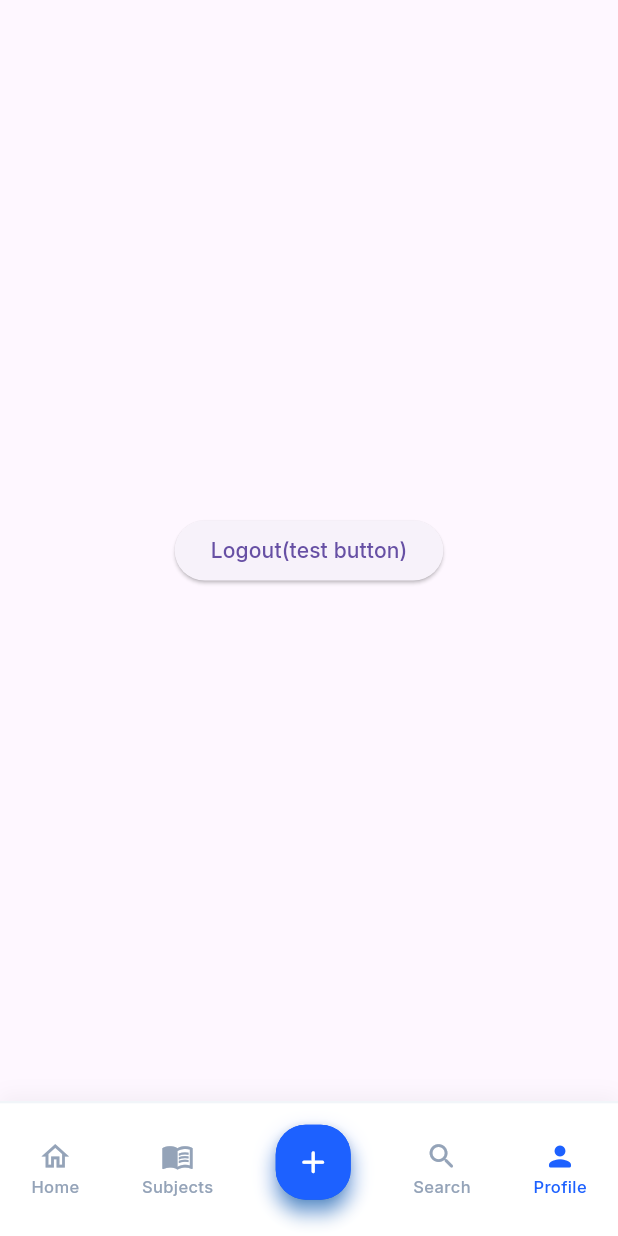
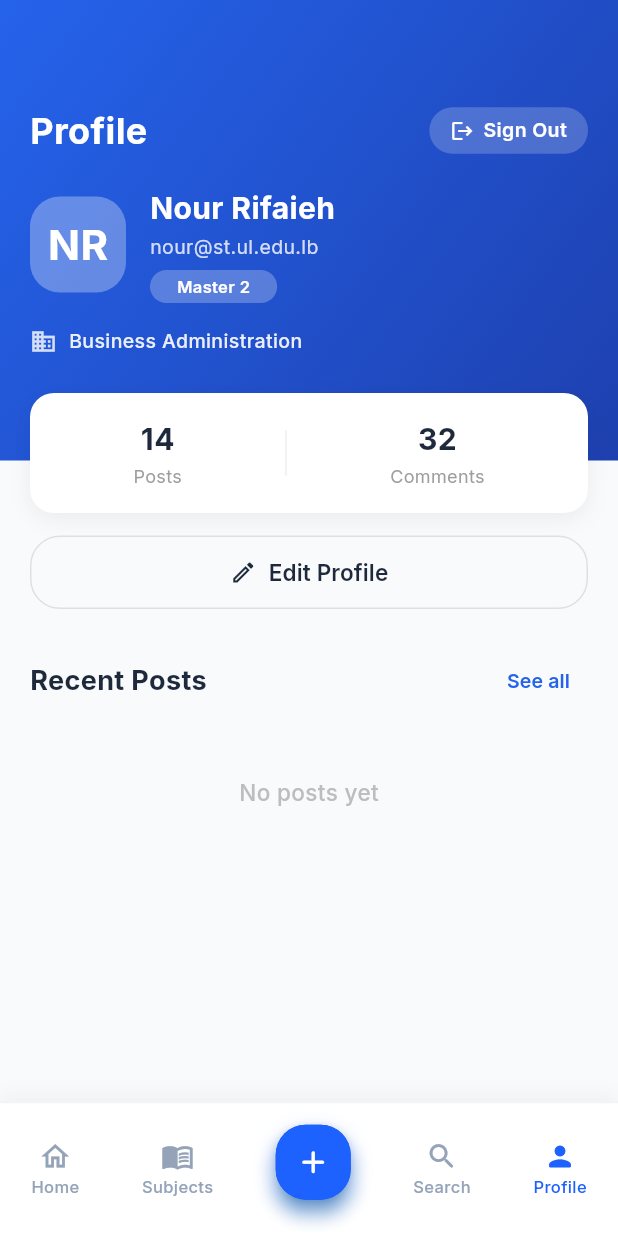
Before and after one commit to NourAlHoudaRifaieh/Uni_Connect, a Flutter app: the MainLayoutScreen screen opened by its route, item 5 of the bottom bar chosen, on a phone screen of 412 x 824 dp. Run offline on Flutter 3.47's test engine with Material 3 defaults, Android fonts, the light colour scheme and no system bars; our stand-ins replace cloud_firestore, firebase_auth, firebase_core, go_router, google_fonts, lottie and 1 more; accounts and stored records are empty.

Commit message:
created profile screen with  static data

```diff
--- a/lib/core/widgets/main_layout_screen.dart
+++ b/lib/core/widgets/main_layout_screen.dart
@@ -5,6 +5,7 @@ import 'package:uni_connect/core/widgets/custom_bottom_nav_bar.dart';
 import 'package:uni_connect/features/auth/data/auth_repository.dart';
 import 'package:uni_connect/features/feed/presentation/home_screen.dart';
 import 'package:google_fonts/google_fonts.dart';
+import 'package:uni_connect/features/feed/presentation/profile_screen.dart';
 import 'package:uni_connect/features/feed/presentation/search_screen.dart';
 import 'package:uni_connect/features/feed/presentation/subject_screen.dart';
 
@@ -40,20 +41,22 @@ class _MainLayoutScreenState extends State <MainLayoutScreen>{
     //   ),
     // ),
 
-    Center(
-      child: ElevatedButton(
-          onPressed: () async{
-            await AuthRepository().logout();
-            final prefs = await SharedPreferences.getInstance();
-            await prefs.remove('remember_me');
-            await prefs.remove('saved_email');
-            if(context.mounted){
-              context.go('/login');
-            }
-          },
-          child: Text('Logout(test button)'),
-      ),
-    ),
+    ProfileScreen(),
+
+    // Center(
+    //   child: ElevatedButton(
+    //       onPressed: () async{
+    //         await AuthRepository().logout();
+    //         final prefs = await SharedPreferences.getInstance();
+    //         await prefs.remove('remember_me');
+    //         await prefs.remove('saved_email');
+    //         if(context.mounted){
+    //           context.go('/login');
+    //         }
+    //       },
+    //       child: Text('Logout(test button)'),
+    //   ),
+    // ),
 
     // Center(
     //   child: Text('Profile Screen',
--- /dev/null
+++ b/lib/features/feed/presentation/profile_screen.dart
@@ -0,0 +1,324 @@
+import 'package:flutter/material.dart';
+import 'package:go_router/go_router.dart';
+import 'package:google_fonts/google_fonts.dart';
+import 'package:shared_preferences/shared_preferences.dart';
+
+import '../../auth/data/auth_repository.dart';
+
+class ProfileScreen extends StatefulWidget {
+  ProfileScreen({Key? key}) : super(key: key);
+
+  @override
+  _ProfileScreenState createState() {
+    return _ProfileScreenState();
+  }
+}
+
+class _ProfileScreenState extends State<ProfileScreen> {
+  @override
+  void initState() {
+    super.initState();
+  }
+
+  @override
+  void dispose() {
+    super.dispose();
+  }
+
+  @override
+  Widget build(BuildContext context) {
+    // TODO: implement build
+    return Scaffold(
+      backgroundColor: Color(0xFFF8FAFC),
+      body:SingleChildScrollView(
+        child: Column(
+          children: [
+            Stack(
+              clipBehavior: Clip.none,
+              children: [
+                Container(
+                  width: double.infinity,
+                  padding: EdgeInsets.symmetric(horizontal: 20, vertical: 70),
+                  decoration: BoxDecoration(
+                    gradient: LinearGradient(
+                      colors: [Color(0xFF2563EB), Color(0xFF1E40AF)],
+                      begin: Alignment.topLeft,
+                      end: Alignment.bottomRight,
+                    ),
+                  ),
+                  child: Column(
+                    crossAxisAlignment: CrossAxisAlignment.start,
+                    children: [
+                      Row(
+                        mainAxisAlignment: MainAxisAlignment.spaceBetween,
+                        children: [
+                          Text(
+                            'Profile',
+                            style: GoogleFonts.inter(
+                              fontSize: 24,
+                              fontWeight: FontWeight.bold,
+                              color: Colors.white,
+                            ),
+                          ),
+                          InkWell(
+                            onTap: ()async{
+                              // onPressed: () async{
+                              await AuthRepository().logout();
+                              final prefs = await SharedPreferences.getInstance();
+                              await prefs.remove('remember_me');
+                              await prefs.remove('saved_email');
+                              if(context.mounted){
+                                context.go('/login');
+                              }
+                              // },
+                            },
+                            borderRadius: BorderRadius.circular(20),
+                            child: Container(
+                              padding: EdgeInsets.symmetric(
+                                  horizontal: 14,
+                                  vertical: 6
+                              ),
+                              decoration: BoxDecoration(
+                                color: Colors.white.withOpacity(0.2),
+                                borderRadius: BorderRadius.circular(20),
+                              ),
+                              child: Row(
+                                children: [
+                                  Icon(
+                                    Icons.logout,
+                                    color: Colors.white,
+                                    size:16,
+                                  ),
+                                  SizedBox(width:6),
+                                  Text(
+                                    'Sign Out',
+                                    style: GoogleFonts.inter(
+                                      color: Colors.white,
+                                      fontWeight: FontWeight.w600,
+                                      fontSize: 13,
+                                    ),
+                                  ),
+                                ],
+                              ),
+                            ),
+                          ),
+                        ],
+                      ),
+                      SizedBox(height:20),
+                      Row(
+                        children: [
+                          Container(
+                            width: 64,
+                            height:64,
+                            decoration: BoxDecoration(
+                              color: Colors.white.withOpacity(0.3),
+                              borderRadius: BorderRadius.circular(20),
+                            ),
+                            child: Center(
+                              child: Text(
+                                'NR',
+                                style: GoogleFonts.inter(
+                                  color: Colors.white,
+                                  fontWeight:FontWeight.bold,
+                                  fontSize: 28,
+                                ),
+                              ),
+                            ),
+                          ),
+                          SizedBox(width:16),
+                          Column(
+                            crossAxisAlignment: CrossAxisAlignment.start,
+                            children: [
+                              Text(
+                                'Nour Rifaieh',
+                                style: GoogleFonts.inter(
+                                  fontSize:20,
+                                  fontWeight: FontWeight.bold,
+                                  color: Colors.white,
+                                ),
+                              ),
+                              SizedBox(height:2),
+                              Text(
+                                'nour@st.ul.edu.lb',
+                                style: GoogleFonts.inter(
+                                  fontSize: 13,
+                                  color: Colors.white.withOpacity(0.8),
+                                ),
+                              ),
+                              SizedBox(height:6),
+                              Container(
+                                padding: EdgeInsets.symmetric(
+                                  horizontal: 18,
+                                  vertical: 3,
+                                ),
+                                decoration: BoxDecoration(
+                                  color: Colors.white.withOpacity(0.25),
+                                  borderRadius:   BorderRadius.circular(12),
+                                ),
+                                child: Text(
+                                  'Master 2',
+                                  style: GoogleFonts.inter(
+                                    color: Colors.white,
+                                    fontSize: 11,
+                                    fontWeight: FontWeight.w600,
+                                  ),
+                                ),
+                              ),
+                            ],
+                          ),
+                        ],
+                      ),
+                      SizedBox(height:16),
+                      Row(
+                        children: [
+                          Icon(
+                            Icons.business_sharp,
+                            color: Colors.white.withOpacity(0.8),
+                            size: 18,
+                          ),
+                          SizedBox(width:8),
+                          Text(
+                            'Business Administration',
+                            style: GoogleFonts.inter(
+                              color: Colors.white.withOpacity(0.9),
+                              fontWeight: FontWeight.w500,
+                              fontSize: 13,
+                            ),
+                          ),
+                        ],
+                      ),
+                    ],
+                  ),
+                ),
+                Positioned(
+                  left:20,
+                  right:20,
+                  bottom:-35,
+                  child: Container(
+                    padding: EdgeInsets.symmetric(vertical: 16),
+                    decoration: BoxDecoration(
+                      color: Colors.white,
+                      borderRadius: BorderRadius.circular(16),
+                      boxShadow: [
+                        BoxShadow(
+                          color: Colors.black.withOpacity(0.06),
+                          blurRadius: 12,
+                          offset: Offset(0,4),
+                        ),
+                      ],
+                    ),
+                    child: Row(
+                      mainAxisAlignment: MainAxisAlignment.spaceEvenly,
+                      children: [
+                        _buildStatItem("14", 'Posts'),
+                        Container(
+                          height: 30,
+                          width: 1,
+                          color: Colors.grey.shade200,
+                        ),
+                        _buildStatItem('32', 'Comments'),
+                      ],
+                    ),
+                  ),
+                ),
+              ],
+            ),
+            SizedBox(height: 50),
+            Padding(
+              padding: EdgeInsets.symmetric(horizontal: 20),
+              child: SizedBox(
+                width: double.infinity,
+                child: OutlinedButton.icon(
+                  onPressed: (){},
+                  icon: Icon(
+                    Icons.edit_outlined,
+                    size: 18,
+                    color: Color(0xFF1E293B),
+                  ),
+                  label:Text(
+                    'Edit Profile',
+                    style: GoogleFonts.inter(
+                      fontSize: 15,
+                      fontWeight: FontWeight.w600,
+                      color: Color(0xFF1E293B),
+                    ),
+                  ),
+                  style: OutlinedButton.styleFrom(
+                    padding: EdgeInsets.symmetric(vertical: 14),
+                    shape: RoundedRectangleBorder(
+                      borderRadius: BorderRadius.circular(20),
+                    ),
+                    side: BorderSide(color: Colors.grey.shade300),
+                  ),
+                ),
+              ),
+            ),
+            SizedBox(height: 24),
+            Padding(
+              padding: EdgeInsets.symmetric(horizontal: 20),
+              child: Row(
+                mainAxisAlignment: MainAxisAlignment.spaceBetween,
+                children: [
+                  Text(
+                    'Recent Posts',
+                    style: GoogleFonts.inter(
+                      fontWeight: FontWeight.bold,
+                      fontSize: 18,
+                      color: Color(0xFF1E293B),
+                    ),
+                  ),
+                  TextButton(
+                    onPressed: (){},
+                    child: Text(
+                      'See all',
+                      style: GoogleFonts.inter(
+                        fontSize: 13,
+                        fontWeight: FontWeight.w600,
+                        color: Color(0xFF2563EB),
+                      ),
+                    ),
+                  ),
+                ],
+              ),
+            ),
+            SizedBox(height: 40),
+            Center(
+              child: Text(
+                'No posts yet',
+                style: GoogleFonts.inter(
+                  fontWeight: FontWeight.w500,
+                  fontSize: 15,
+                  color: Colors.grey.shade400,
+                ),
+              ),
+            ),
+            SizedBox(height:40),
+          ],
+        ),
+      ),
+    );
+  }
+}
+
+Widget _buildStatItem(String count, String label){
+  return Column(
+    children: [
+      Text(
+        count,
+        style: GoogleFonts.inter(
+          fontSize: 20,
+          fontWeight: FontWeight.bold,
+          color: Color(0xFF1E293B),
+        ),
+      ),
+      SizedBox(height:2),
+      Text(
+        label,
+        style: GoogleFonts.inter(
+          fontSize: 12,
+          color: Colors.grey.shade500,
+        ),
+      ),
+    ],
+  );
+}
```
